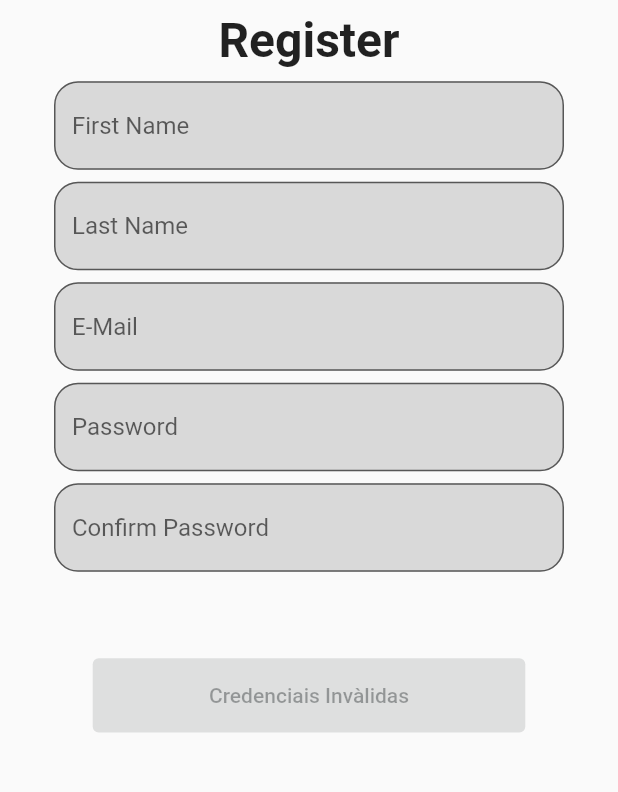
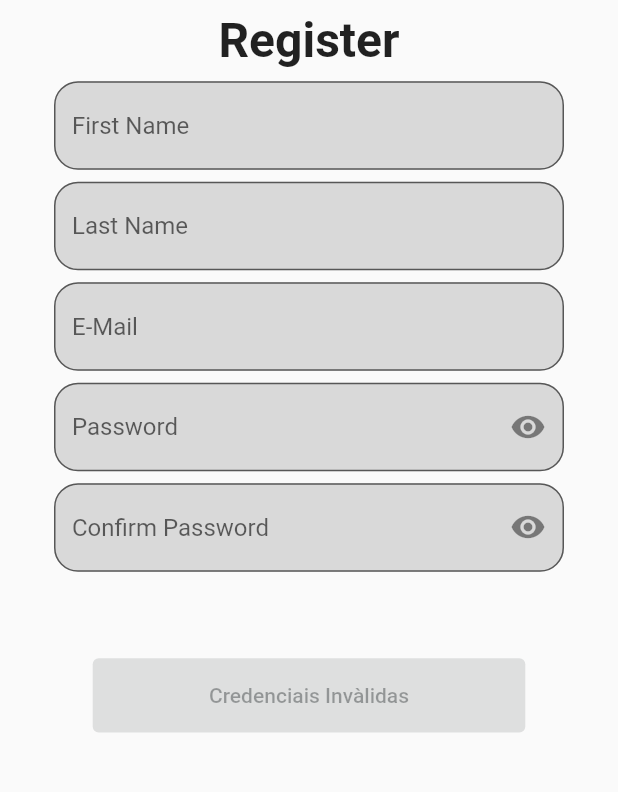
Before and after one commit to Victoriurki/VR-Calendar, a Flutter app: the screen it shows after launch, after a tap on "Register", on a phone screen of 412 x 824 dp, the part 308-1100 px from its top. Run offline on Flutter 3.47's test engine with Material 2 defaults, Android fonts, the phone set to English and light mode, and no system bars; our stand-ins replace cloud_firestore, dio, firebase_auth, firebase_core, flutter_mobx, google_fonts and 4 more; accounts and stored records are empty; generated files the repository leaves out were written again.

Commit message:
login and register obscures

```diff
--- a/lib/features/authentication/login/controller/login_controller.dart
+++ b/lib/features/authentication/login/controller/login_controller.dart
@@ -24,6 +24,9 @@ abstract class _LoginControllerBase with Store {
 
   @action
   void changePassword(String newValue) => password = newValue;
+
+  @action
+  void setPasswordVisibility() => isPasswordVisible = !isPasswordVisible;
 
   @observable
   Resource<UserModel, String> user = Resource.loading();
--- a/lib/features/authentication/login/view/login_page.dart
+++ b/lib/features/authentication/login/view/login_page.dart
@@ -58,7 +58,14 @@ class LoginPage extends StatelessWidget {
                     const SizedBox(height: 16),
                     Observer(builder: (_) {
                       return TextField(
+                        obscureText: !_controller.isPasswordVisible,
                         decoration: InputDecoration(
+                          suffixIcon: IconButton(
+                            onPressed: _controller.setPasswordVisibility,
+                            icon: !_controller.isPasswordVisible
+                                ? Icon(Icons.visibility)
+                                : Icon(Icons.visibility_off),
+                          ),
                           hintText: 'Password',
                           hintStyle: GoogleFonts.roboto(),
                           fillColor: const Color.fromARGB(255, 217, 217, 217),
@@ -95,7 +102,8 @@ class LoginPage extends StatelessWidget {
                                                     const Color.fromARGB(
                                                         255, 255, 255, 255),
                                                 child: Padding(
-                                                  padding: const EdgeInsets.all(16.0),
+                                                  padding: const EdgeInsets.all(
+                                                      16.0),
                                                   child: Text(
                                                     resource.error!,
                                                     textAlign: TextAlign.center,
--- a/lib/features/authentication/register/controller/register_cotroller.dart
+++ b/lib/features/authentication/register/controller/register_cotroller.dart
@@ -141,6 +141,9 @@ abstract class _RegisterControllerBase with Store {
   @action
   void setButtonToLoading() => isButtonLoading == true;
 
+  @action
+  void setPasswordVisibility() => isPasswordVisible = !isPasswordVisible;
+
   @computed
   bool get areCredentialsValid =>
       isEmailValid &&
--- a/lib/features/authentication/register/view/register_page.dart
+++ b/lib/features/authentication/register/view/register_page.dart
@@ -6,6 +6,7 @@ import 'package:intl/intl.dart';
 import 'package:lottie/lottie.dart';
 import 'package:vr_project/core/generics/recource.dart';
 
+import '../../home_page.dart/view/home_page_view.dart';
 import '../../login/view/login_page.dart';
 import '../controller/register_cotroller.dart';
 
@@ -97,7 +98,14 @@ class RegiterPage extends StatelessWidget {
                   ),
                   Observer(builder: (_) {
                     return TextField(
+                      obscureText: !_controller.isPasswordVisible,
                       decoration: InputDecoration(
+                        suffixIcon: IconButton(
+                            onPressed: _controller.setPasswordVisibility,
+                            icon: !_controller.isPasswordVisible
+                                ? const Icon(Icons.visibility)
+                                : const Icon(Icons.visibility_off),
+                          ),
                         hintText: 'Password',
                         hintStyle: GoogleFonts.roboto(),
                         fillColor: const Color.fromARGB(255, 217, 217, 217),
@@ -115,11 +123,19 @@ class RegiterPage extends StatelessWidget {
                   ),
                   Observer(builder: (_) {
                     return TextField(
+                      obscureText: !_controller.isConfirmPasswordVisible,
                       decoration: InputDecoration(
                         hintText: 'Confirm Password',
                         hintStyle: GoogleFonts.roboto(),
                         fillColor: const Color.fromARGB(255, 217, 217, 217),
                         filled: true,
+
+                        suffixIcon: IconButton(
+                            onPressed: _controller.setConfirmPasswordVisibility,
+                            icon: !_controller.isConfirmPasswordVisible
+                                ? const Icon(Icons.visibility)
+                                : const Icon(Icons.visibility_off),
+                          ),
                         border: OutlineInputBorder(
                           borderSide: const BorderSide(color: Colors.black),
                           borderRadius: BorderRadius.circular(16),
@@ -172,7 +188,7 @@ class RegiterPage extends StatelessWidget {
                                   await Navigator.pushReplacement(
                                       context,
                                       MaterialPageRoute(
-                                          builder: (context) => LoginPage()));
+                                          builder: (context) => const HomePage()));
                                 }
                               }
                             : null,
```
Also changed, not shown: lib/features/authentication/home_page.dart/controller/home_page_controller.dart (+16 -0 lines), lib/features/authentication/home_page.dart/view/home_page_view.dart (+43 -1 lines), lib/features/authentication/home_page.dart/controller/home_page_controller.g.dart.
